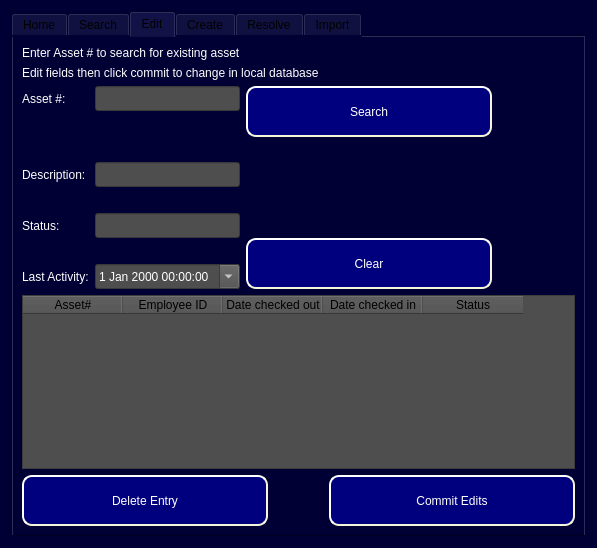
First picture: the form in ui/Admin_Level2_Access.ui, repository Capstone-RFID/Code, before the edit.
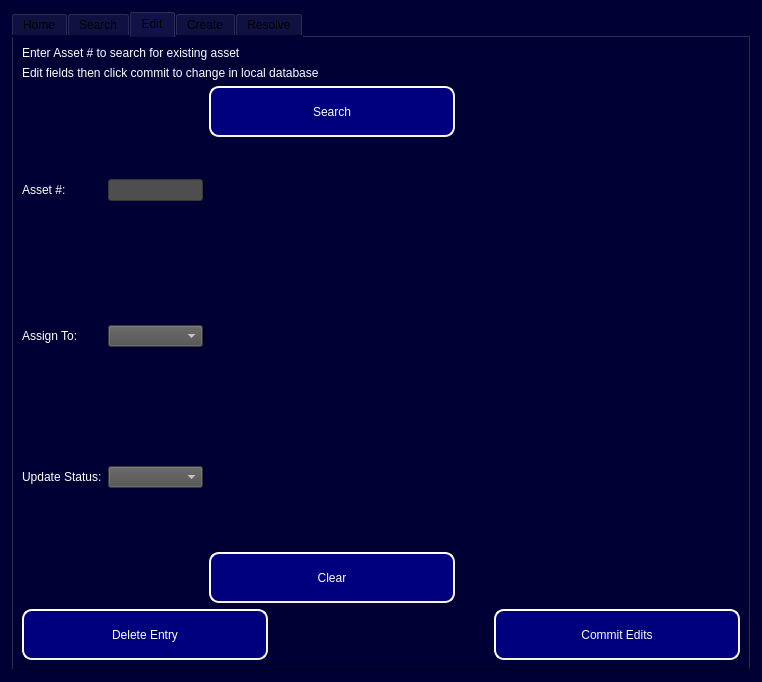
Second picture: the form after the edit. The open tabs and pages were chosen to show the change.

Commit message: Changed interface of create and edit tabs

```diff
--- a/ui/Admin_Level2_Access.ui
+++ b/ui/Admin_Level2_Access.ui
@@ -6,8 +6,8 @@
    <rect>
     <x>0</x>
     <y>0</y>
-    <width>597</width>
-    <height>548</height>
+    <width>762</width>
+    <height>682</height>
    </rect>
   </property>
   <property name="windowTitle">
@@ -24,7 +24,7 @@
 QTabBar::Home_Tab { height: 100px; width: 100px; background: 'grey'}</string>
      </property>
      <property name="currentIndex">
-      <number>5</number>
+      <number>3</number>
      </property>
      <property name="iconSize">
       <size>
@@ -219,7 +219,7 @@
 }</string>
                </property>
                <property name="text">
-                <string>Search Asset</string>
+                <string>Search</string>
                </property>
               </widget>
              </item>
@@ -469,12 +469,12 @@
              </column>
              <column>
               <property name="text">
-               <string>Date checked out</string>
+               <string>Timestamp</string>
               </property>
              </column>
              <column>
               <property name="text">
-               <string>Date checked in</string>
+               <string>Status</string>
               </property>
              </column>
             </widget>
@@ -590,24 +590,50 @@
          </item>
          <item>
           <layout class="QGridLayout" name="gridLayout_4">
+           <item row="0" column="1">
+            <spacer name="horizontalSpacer_20">
+             <property name="orientation">
+              <enum>Qt::Horizontal</enum>
+             </property>
+             <property name="sizeHint" stdset="0">
+              <size>
+               <width>298</width>
+               <height>20</height>
+              </size>
+             </property>
+            </spacer>
+           </item>
            <item row="0" column="0">
             <layout class="QGridLayout" name="gridLayout_3">
              <item row="0" column="0" rowspan="3">
               <layout class="QGridLayout" name="gridLayout_2">
-               <item row="4" column="1">
-                <spacer name="horizontalSpacer_15">
+               <item row="1" column="0">
+                <spacer name="horizontalSpacer_4">
                  <property name="orientation">
                   <enum>Qt::Horizontal</enum>
                  </property>
                  <property name="sizeHint" stdset="0">
                   <size>
                    <width>40</width>
-                   <height>20</height>
+                   <height>25</height>
                   </size>
                  </property>
                 </spacer>
                </item>
-               <item row="6" column="0">
+               <item row="1" column="2">
+                <spacer name="horizontalSpacer_5">
+                 <property name="orientation">
+                  <enum>Qt::Horizontal</enum>
+                 </property>
+                 <property name="sizeHint" stdset="0">
+                  <size>
+                   <width>40</width>
+                   <height>25</height>
+                  </size>
+                 </property>
+                </spacer>
+               </item>
+               <item row="5" column="0">
                 <spacer name="horizontalSpacer_16">
                  <property name="orientation">
                   <enum>Qt::Horizontal</enum>
@@ -620,20 +646,7 @@
                  </property>
                 </spacer>
                </item>
-               <item row="4" column="0">
-                <spacer name="horizontalSpacer_14">
-                 <property name="orientation">
-                  <enum>Qt::Horizontal</enum>
-                 </property>
-                 <property name="sizeHint" stdset="0">
-                  <size>
-                   <width>40</width>
-                   <height>20</height>
-                  </size>
-                 </property>
-                </spacer>
-               </item>
-               <item row="6" column="1">
+               <item row="5" column="2">
                 <spacer name="horizontalSpacer_17">
                  <property name="orientation">
                   <enum>Qt::Horizontal</enum>
@@ -646,81 +659,45 @@
                  </property>
                 </spacer>
                </item>
-               <item row="5" column="0">
-                <widget class="QLabel" name="Edit_Status_Label">
-                 <property name="styleSheet">
-                  <string notr="true">color: rgb(255, 255, 255);
-font: 12pt &quot;MS Shell Dlg 2&quot;;</string>
+               <item row="3" column="2">
+                <spacer name="horizontalSpacer_15">
+                 <property name="orientation">
+                  <enum>Qt::Horizontal</enum>
                  </property>
-                 <property name="text">
-                  <string>Status:</string>
-                 </property>
-                </widget>
-               </item>
-               <item row="5" column="1">
-                <widget class="QLineEdit" name="Edit_Status_Field">
-                 <property name="minimumSize">
+                 <property name="sizeHint" stdset="0">
                   <size>
-                   <width>0</width>
-                   <height>25</height>
+                   <width>40</width>
+                   <height>20</height>
                   </size>
                  </property>
-                 <property name="styleSheet">
-                  <string notr="true">color: rgb(255, 255, 255);
-background-color: rgb(78, 78, 78);
-font: 12pt &quot;MS Shell Dlg 2&quot;;</string>
-                 </property>
-                </widget>
+                </spacer>
                </item>
-               <item row="3" column="1">
-                <widget class="QLineEdit" name="Edit_Description_Field">
-                 <property name="minimumSize">
+               <item row="3" column="0">
+                <spacer name="horizontalSpacer_14">
+                 <property name="orientation">
+                  <enum>Qt::Horizontal</enum>
+                 </property>
+                 <property name="sizeHint" stdset="0">
                   <size>
-                   <width>0</width>
-                   <height>25</height>
+                   <width>40</width>
+                   <height>20</height>
                   </size>
                  </property>
-                 <property name="styleSheet">
-                  <string notr="true">color: rgb(255, 255, 255);
-background-color: rgb(78, 78, 78);
-font: 12pt &quot;MS Shell Dlg 2&quot;;</string>
-                 </property>
-                </widget>
+                </spacer>
                </item>
-               <item row="7" column="0">
-                <widget class="QLabel" name="Edit_Last_Activity_Label">
+               <item row="4" column="0">
+                <widget class="QLabel" name="Edit_Update_Status_Label">
                  <property name="styleSheet">
                   <string notr="true">color: rgb(255, 255, 255);
 font: 12pt &quot;MS Shell Dlg 2&quot;;</string>
                  </property>
                  <property name="text">
-                  <string>Last Activity:</string>
-                 </property>
-                </widget>
-               </item>
-               <item row="7" column="1">
-                <widget class="QDateTimeEdit" name="Edit_Datetime">
-                 <property name="minimumSize">
-                  <size>
-                   <width>0</width>
-                   <height>25</height>
-                  </size>
-                 </property>
-                 <property name="acceptDrops">
-                  <bool>false</bool>
-                 </property>
-                 <property name="styleSheet">
-                  <string notr="true">color: rgb(255, 255, 255);
-background-color: rgb(78, 78, 78);
-font: 12pt &quot;MS Shell Dlg 2&quot;;</string>
-                 </property>
-                 <property name="calendarPopup">
-                  <bool>true</bool>
+                  <string>Update Status:</string>
                  </property>
                 </widget>
                </item>
                <item row="0" column="0">
-                <widget class="QLabel" name="Edit_Asset_Num_Label">
+                <widget class="QLabel" name="Edit_Asset_Label">
                  <property name="styleSheet">
                   <string notr="true">color: rgb(255, 255, 255);
 font: 12pt &quot;MS Shell Dlg 2&quot;;</string>
@@ -730,83 +707,46 @@
                  </property>
                 </widget>
                </item>
-               <item row="3" column="0">
-                <widget class="QLabel" name="Edit_Description_Label">
+               <item row="4" column="2">
+                <widget class="QComboBox" name="Edit_Update_Status_Dropdown">
                  <property name="styleSheet">
                   <string notr="true">color: rgb(255, 255, 255);
+background-color: rgb(78, 78, 78);
+font: 12pt &quot;MS Shell Dlg 2&quot;;</string>
+                 </property>
+                </widget>
+               </item>
+               <item row="0" column="2">
+                <widget class="QLineEdit" name="Edit_Asset_Field">
+                 <property name="styleSheet">
+                  <string notr="true">color: rgb(255, 255, 255);
+background-color: rgb(78, 78, 78);
 font: 12pt &quot;MS Shell Dlg 2&quot;;</string>
                  </property>
                  <property name="text">
-                  <string>Description:</string>
+                  <string/>
                  </property>
                 </widget>
                </item>
-               <item row="0" column="1">
-                <widget class="QLineEdit" name="Edit_Asset_Num_Field">
-                 <property name="minimumSize">
-                  <size>
-                   <width>0</width>
-                   <height>25</height>
-                  </size>
-                 </property>
-                 <property name="styleSheet">
-                  <string notr="true">color: rgb(255, 255, 255);
-background-color: rgb(78, 78, 78);
-font: 12pt &quot;MS Shell Dlg 2&quot;;</string>
-                 </property>
-                </widget>
-               </item>
-               <item row="1" column="0">
-                <spacer name="horizontalSpacer_4">
-                 <property name="orientation">
-                  <enum>Qt::Horizontal</enum>
-                 </property>
-                 <property name="sizeHint" stdset="0">
-                  <size>
-                   <width>40</width>
-                   <height>25</height>
-                  </size>
-                 </property>
-                </spacer>
-               </item>
-               <item row="1" column="1">
-                <spacer name="horizontalSpacer_5">
-                 <property name="orientation">
-                  <enum>Qt::Horizontal</enum>
-                 </property>
-                 <property name="sizeHint" stdset="0">
-                  <size>
-                   <width>40</width>
-                   <height>25</height>
-                  </size>
-                 </property>
-                </spacer>
-               </item>
                <item row="2" column="0">
-                <spacer name="horizontalSpacer_18">
-                 <property name="orientation">
-                  <enum>Qt::Horizontal</enum>
+                <widget class="QLabel" name="Edit_Assign_To_Label">
+                 <property name="styleSheet">
+                  <string notr="true">color: rgb(255, 255, 255);
+font: 12pt &quot;MS Shell Dlg 2&quot;;</string>
                  </property>
-                 <property name="sizeHint" stdset="0">
-                  <size>
-                   <width>40</width>
-                   <height>20</height>
-                  </size>
+                 <property name="text">
+                  <string>Assign To:</string>
                  </property>
-                </spacer>
+                </widget>
                </item>
-               <item row="2" column="1">
-                <spacer name="horizontalSpacer_19">
-                 <property name="orientation">
-                  <enum>Qt::Horizontal</enum>
+               <item row="2" column="2">
+                <widget class="QComboBox" name="Edit_Assign_To_Dropdown">
+                 <property name="styleSheet">
+                  <string notr="true">color: rgb(255, 255, 255);
+background-color: rgb(78, 78, 78);
+font: 12pt &quot;MS Shell Dlg 2&quot;;</string>
                  </property>
-                 <property name="sizeHint" stdset="0">
-                  <size>
-                   <width>40</width>
-                   <height>20</height>
-                  </size>
-                 </property>
-                </spacer>
+                </widget>
                </item>
               </layout>
              </item>
@@ -885,60 +825,6 @@
              </item>
             </layout>
            </item>
-           <item row="0" column="1">
-            <spacer name="horizontalSpacer_20">
-             <property name="orientation">
-              <enum>Qt::Horizontal</enum>
-             </property>
-             <property name="sizeHint" stdset="0">
-              <size>
-               <width>298</width>
-               <height>20</height>
-              </size>
-             </property>
-            </spacer>
-           </item>
-           <item row="1" column="0" colspan="2">
-            <widget class="QTableWidget" name="Edit_Display_Results_Table">
-             <property name="minimumSize">
-              <size>
-               <width>0</width>
-               <height>123</height>
-              </size>
-             </property>
-             <property name="styleSheet">
-              <string notr="true">background-color: rgb(78, 78, 78);</string>
-             </property>
-             <property name="columnCount">
-              <number>5</number>
-             </property>
-             <column>
-              <property name="text">
-               <string>Asset#</string>
-              </property>
-             </column>
-             <column>
-              <property name="text">
-               <string>Employee ID</string>
-              </property>
-             </column>
-             <column>
-              <property name="text">
-               <string>Date checked out</string>
-              </property>
-             </column>
-             <column>
-              <property name="text">
-               <string>Date checked in</string>
-              </property>
-             </column>
-             <column>
-              <property name="text">
-               <string>Status</string>
-              </property>
-             </column>
-            </widget>
-           </item>
           </layout>
          </item>
          <item>
@@ -1042,6 +928,70 @@
          </item>
          <item row="1" column="1">
           <layout class="QVBoxLayout" name="verticalLayout_8">
+           <item>
+            <widget class="QPushButton" name="Import_ImportAssets_Button">
+             <property name="styleSheet">
+              <string notr="true">QPushButton#Import_ImportAssets_Button {
+background-color: rgb(0, 0, 127);
+color: rgb(255, 255, 255);
+border-style: outset;
+border-width: 2px;
+border-radius: 10px;
+border-color: beige;
+font: 14pt &quot;MS Shell Dlg 2&quot;;
+min-width: 10em;
+padding: 6px;
+}
+QPushButton#Import_ImportAssets_Button:pressed {
+    background-color: rgb(80, 80, 80);
+    border-style: inset;
+}</string>
+             </property>
+             <property name="text">
+              <string>Import Assets from Excel file</string>
+             </property>
+            </widget>
+           </item>
+           <item>
+            <spacer name="verticalSpacer_2">
+             <property name="orientation">
+              <enum>Qt::Vertical</enum>
+             </property>
+             <property name="sizeType">
+              <enum>QSizePolicy::Minimum</enum>
+             </property>
+             <property name="sizeHint" stdset="0">
+              <size>
+               <width>20</width>
+               <height>20</height>
+              </size>
+             </property>
+            </spacer>
+           </item>
+           <item>
+            <widget class="QPushButton" name="Import_ImportEmployees_Button">
+             <property name="styleSheet">
+              <string notr="true">QPushButton#Import_ImportEmployees_Button {
+background-color: rgb(0, 0, 127);
+color: rgb(255, 255, 255);
+border-style: outset;
+border-width: 2px;
+border-radius: 10px;
+border-color: beige;
+font: 14pt &quot;MS Shell Dlg 2&quot;;
+min-width: 10em;
+padding: 6px;
+}
+QPushButton#Import_ImportEmployees_Button:pressed {
+    background-color: rgb(80, 80, 80);
+    border-style: inset;
+}</string>
+             </property>
+             <property name="text">
+              <string>Import Employees from Excel file</string>
+             </property>
+            </widget>
+           </item>
            <item>
             <spacer name="verticalSpacer_4">
              <property name="orientation">
@@ -1228,83 +1178,6 @@
        </item>
       </layout>
      </widget>
-     <widget class="QWidget" name="tab">
-      <attribute name="title">
-       <string>Import</string>
-      </attribute>
-      <widget class="QPushButton" name="Import_ImportAssets_Button">
-       <property name="geometry">
-        <rect>
-         <x>270</x>
-         <y>230</y>
-         <width>246</width>
-         <height>51</height>
-        </rect>
-       </property>
-       <property name="minimumSize">
-        <size>
-         <width>246</width>
-         <height>51</height>
-        </size>
-       </property>
-       <property name="styleSheet">
-        <string notr="true">QPushButton#Import_ImportAssets_Button {
-background-color: rgb(0, 0, 127);
-color: rgb(255, 255, 255);
-border-style: outset;
-border-width: 2px;
-border-radius: 10px;
-border-color: beige;
-font: 14pt &quot;MS Shell Dlg 2&quot;;
-min-width: 10em;
-padding: 6px;
-}
-QPushButton#Import_ImportAssets_Button:pressed {
-    background-color: rgb(80, 80, 80);
-    border-style: inset;
-}</string>
-       </property>
-       <property name="text">
-        <string>Import Assets</string>
-       </property>
-      </widget>
-      <widget class="QPushButton" name="Import_ImportEmployees_Button">
-       <property name="geometry">
-        <rect>
-         <x>270</x>
-         <y>300</y>
-         <width>246</width>
-         <height>51</height>
-        </rect>
-       </property>
-       <property name="minimumSize">
-        <size>
-         <width>246</width>
-         <height>51</height>
-        </size>
-       </property>
-       <property name="styleSheet">
-        <string notr="true">QPushButton#Import_ImportEmployees_Button {
-background-color: rgb(0, 0, 127);
-color: rgb(255, 255, 255);
-border-style: outset;
-border-width: 2px;
-border-radius: 10px;
-border-color: beige;
-font: 14pt &quot;MS Shell Dlg 2&quot;;
-min-width: 10em;
-padding: 6px;
-}
-QPushButton#Import_ImportEmployees_Button:pressed {
-    background-color: rgb(80, 80, 80);
-    border-style: inset;
-}</string>
-       </property>
-       <property name="text">
-        <string>Import Employees</string>
-       </property>
-      </widget>
-     </widget>
     </widget>
    </item>
   </layout>
```
The commit also changes 2 other files.
